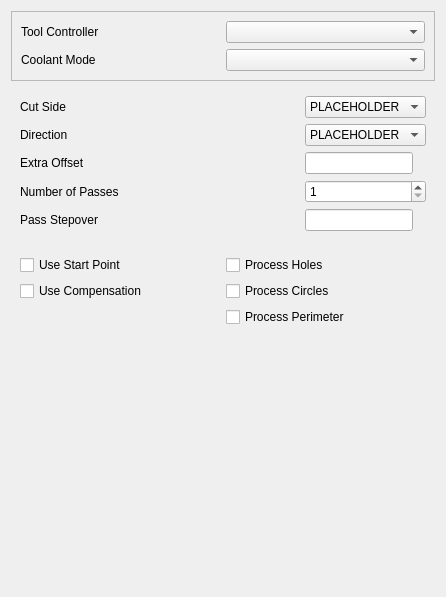
Old version of the form src/Mod/CAM/Gui/Resources/panels/PageOpProfileFullEdit.ui in the repository southseact-3d/fcd.
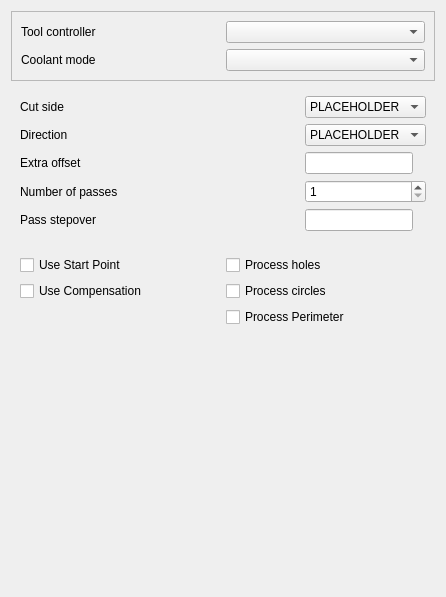
New version of the form. Custom widgets are drawn as their Qt base class.

Patch:
```diff
--- a/src/Mod/CAM/Gui/Resources/panels/PageOpProfileFullEdit.ui
+++ b/src/Mod/CAM/Gui/Resources/panels/PageOpProfileFullEdit.ui
@@ -26,7 +26,7 @@
       <item row="0" column="0">
        <widget class="QLabel" name="label">
         <property name="text">
-         <string>Tool Controller</string>
+         <string>Tool controller</string>
         </property>
        </widget>
       </item>
@@ -40,7 +40,7 @@
       <item row="1" column="0">
        <widget class="QLabel" name="label_2">
         <property name="text">
-         <string>Coolant Mode</string>
+         <string>Coolant mode</string>
         </property>
        </widget>
       </item>
@@ -60,7 +60,7 @@
       <item row="0" column="0">
        <widget class="QLabel" name="cutSideLabel">
         <property name="text">
-         <string>Cut Side</string>
+         <string>Cut side</string>
         </property>
        </widget>
       </item>
@@ -98,7 +98,7 @@
       <item row="2" column="0">
        <widget class="QLabel" name="extraOffsetLabel">
         <property name="text">
-         <string>Extra Offset</string>
+         <string>Extra offset</string>
         </property>
        </widget>
       </item>
@@ -118,7 +118,7 @@
       <item row="3" column="0">
        <widget class="QLabel" name="numPassesLabel">
         <property name="text">
-         <string>Number of Passes</string>
+         <string>Number of passes</string>
         </property>
        </widget>
       </item>
@@ -135,7 +135,7 @@
       <item row="4" column="0">
        <widget class="QLabel" name="stepoverLabel">
         <property name="text">
-         <string>Pass Stepover</string>
+         <string>Pass stepover</string>
         </property>
        </widget>
       </item>
@@ -174,7 +174,7 @@
          <string>Check if this profile operation should also process holes in the base geometry. Found holes are automatically offset on the opposite cut side and performed in the opposite direction as perimeters. Note that this does not include cylindrical holes, the assumption being that they will get drilled</string>
         </property>
         <property name="text">
-         <string>Process Holes</string>
+         <string>Process holes</string>
         </property>
        </widget>
       </item>
@@ -194,7 +194,7 @@
          <string>Check if you want this profile operation to also be applied to cylindrical holes, which normally get drilled. This can be useful if no drill of adequate size is available or the number of holes don't warrant a tool change. Note that the cut side and direction is reversed in respect to the specified values</string>
         </property>
         <property name="text">
-         <string>Process Circles</string>
+         <string>Process circles</string>
         </property>
        </widget>
       </item>
```
Left out of the diff: 10 changed lines with no effect on the pictures.
